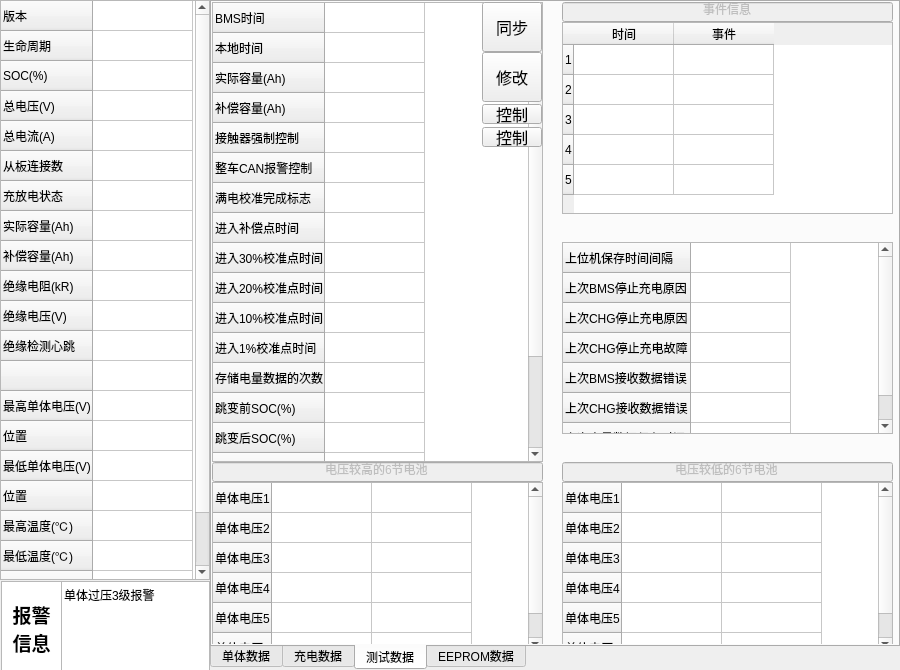
Qt form tkbmwidget.ui (519822108/TKBM200V3) before a commit.
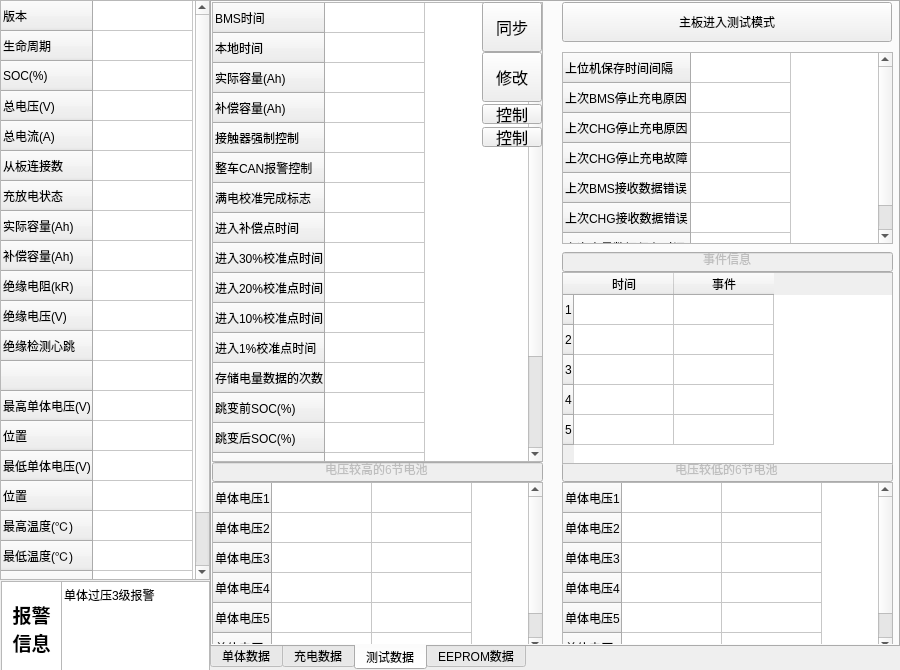
The same form after that commit. The open tabs and pages were chosen to show the change.

What changed in the file:
```diff
--- a/tkbmwidget.ui
+++ b/tkbmwidget.ui
@@ -4808,7 +4808,7 @@
      <property name="geometry">
       <rect>
        <x>350</x>
-       <y>0</y>
+       <y>250</y>
        <width>331</width>
        <height>20</height>
       </rect>
@@ -4827,7 +4827,7 @@
      <property name="geometry">
       <rect>
        <x>350</x>
-       <y>20</y>
+       <y>270</y>
        <width>331</width>
        <height>192</height>
       </rect>
@@ -4946,7 +4946,7 @@
      <property name="geometry">
       <rect>
        <x>350</x>
-       <y>240</y>
+       <y>50</y>
        <width>331</width>
        <height>192</height>
       </rect>
@@ -5051,6 +5051,19 @@
       </property>
      </item>
     </widget>
+    <widget class="QPushButton" name="pb_mian_into_t">
+     <property name="geometry">
+      <rect>
+       <x>350</x>
+       <y>0</y>
+       <width>330</width>
+       <height>40</height>
+      </rect>
+     </property>
+     <property name="text">
+      <string>主板进入测试模式</string>
+     </property>
+    </widget>
    </widget>
    <widget class="QWidget" name="tab_4">
     <attribute name="title">
```
